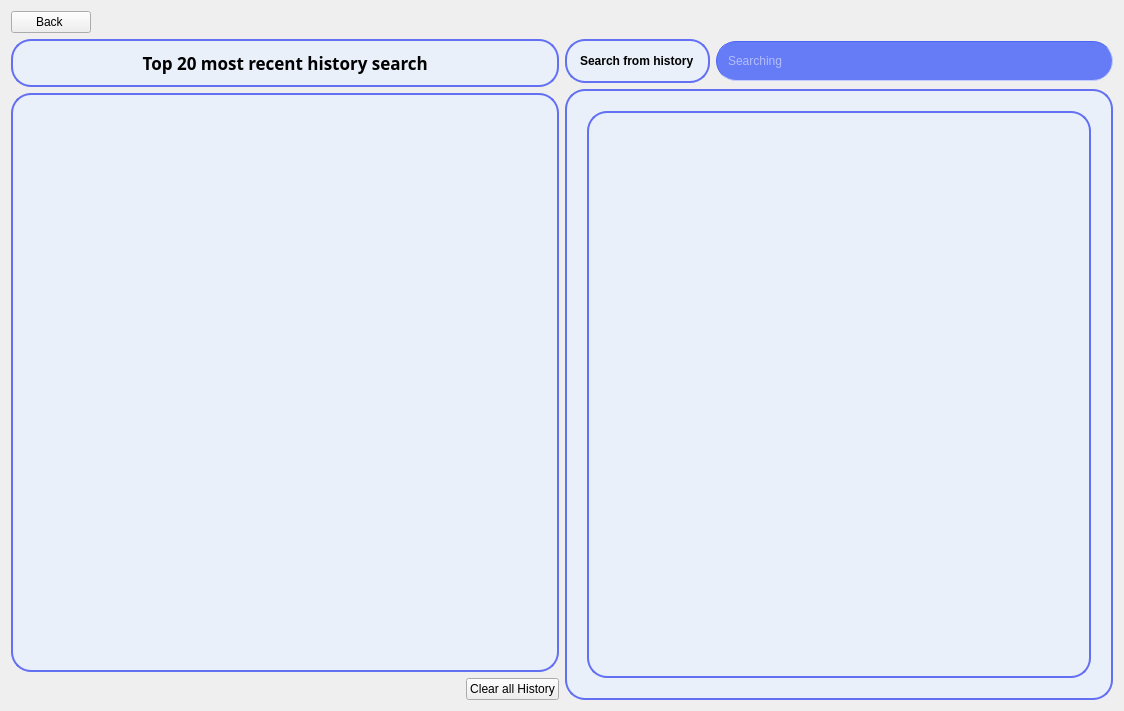
This is historyscreen.ui in OHonSam/CS163_Group2_Dictionary as Qt 5 draws it before an edit. The edited form follows.
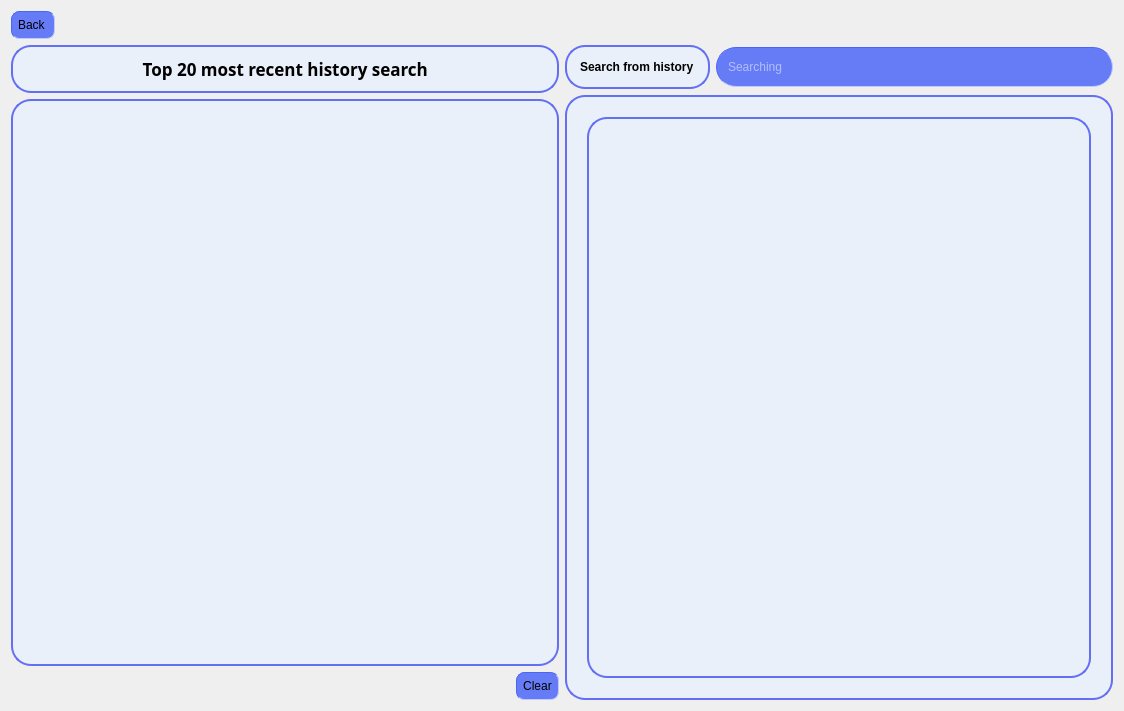
This is the edited form.

Commit message: add style in buttons in history screen

What changed in the file:
```diff
--- a/historyscreen.ui
+++ b/historyscreen.ui
@@ -20,6 +20,17 @@
       <layout class="QHBoxLayout" name="horizontalLayout_5">
        <item>
         <widget class="QPushButton" name="pushButton_goBack">
+         <property name="styleSheet">
+          <string notr="true">padding: 6px;
+border-color: rgb(77, 101, 246);
+border-width : 1px;
+border-style:inset;
+border-radius: 8px;
+  min-height: 1px;
+  min-width: 1px;
+background-color: rgb(102, 124, 246);
+font: 11pt &quot;Comfortaa&quot;;</string>
+         </property>
          <property name="text">
           <string>Back </string>
          </property>
@@ -113,8 +124,19 @@
                <height>16777215</height>
               </size>
              </property>
+             <property name="styleSheet">
+              <string notr="true">padding: 6px;
+border-color: rgb(77, 101, 246);
+border-width : 1px;
+border-style:inset;
+border-radius: 8px;
+  min-height: 1px;
+  min-width: 1px;
+background-color: rgb(102, 124, 246);
+font: 11pt &quot;Comfortaa&quot;;</string>
+             </property>
              <property name="text">
-              <string>Clear all History</string>
+              <string>Clear</string>
              </property>
             </widget>
            </item>
@@ -200,7 +222,7 @@
               <x>0</x>
               <y>0</y>
               <width>499</width>
-              <height>548</height>
+              <height>543</height>
              </rect>
             </property>
            </widget>
```
